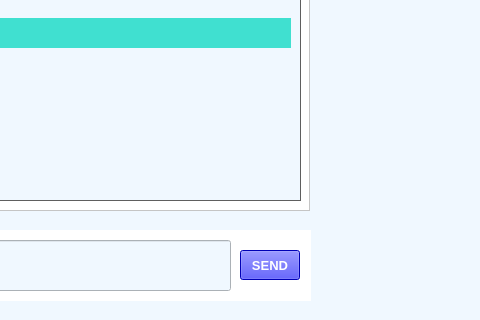
Old version of the form UI/mainchat.ui in the repository thanhhung270502/MMT_ASS1; both pictures show x 250 to 730 and y 350 to 670 of the 730 by 670 pixel window.
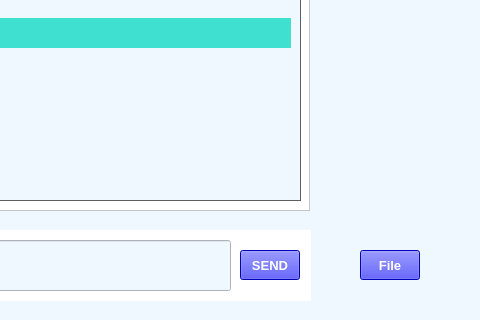
New version of the form. Icons and pictures are not drawn.

Diff of the .ui file:
```diff
--- a/UI/mainchat.ui
+++ b/UI/mainchat.ui
@@ -335,6 +335,30 @@
      <string/>
     </property>
    </widget>
+   <widget class="QPushButton" name="pushButton_2">
+    <property name="geometry">
+     <rect>
+      <x>610</x>
+      <y>600</y>
+      <width>60</width>
+      <height>30</height>
+     </rect>
+    </property>
+    <property name="font">
+     <font>
+      <pointsize>10</pointsize>
+      <weight>75</weight>
+      <bold>true</bold>
+     </font>
+    </property>
+    <property name="styleSheet">
+     <string notr="true">background-color: blue;
+color: white;</string>
+    </property>
+    <property name="text">
+     <string>File</string>
+    </property>
+   </widget>
    <zorder>avatar</zorder>
    <zorder>textBrowser</zorder>
    <zorder>IP</zorder>
```
Left out of the diff: 1 changed line with no effect on the pictures.
